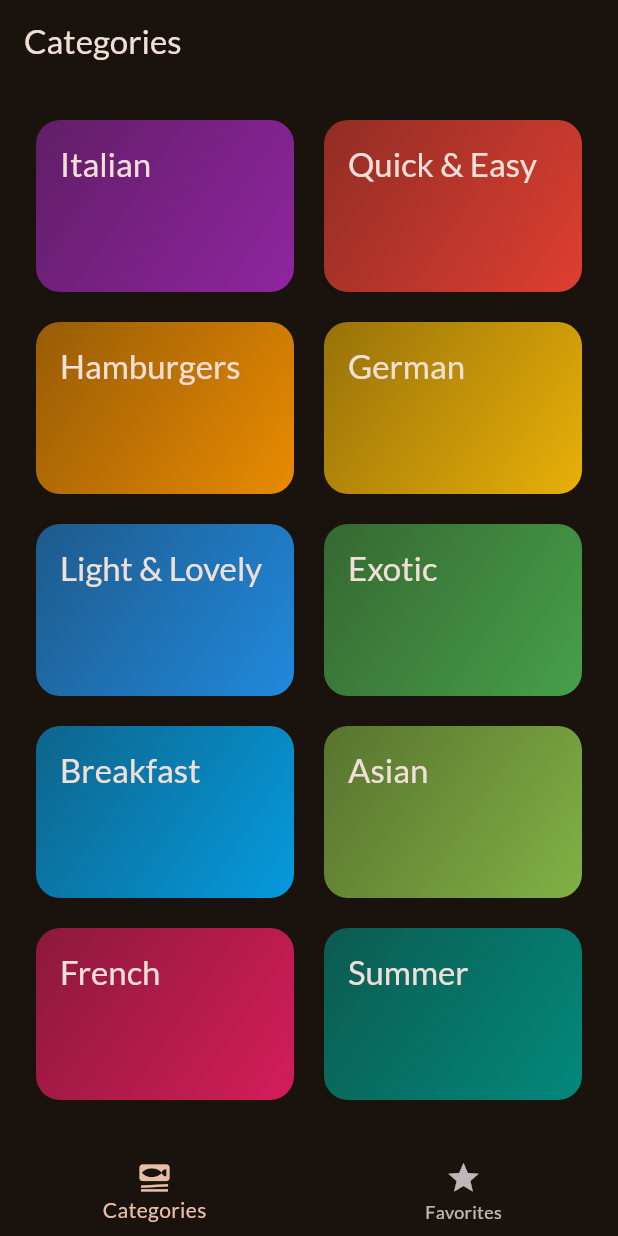
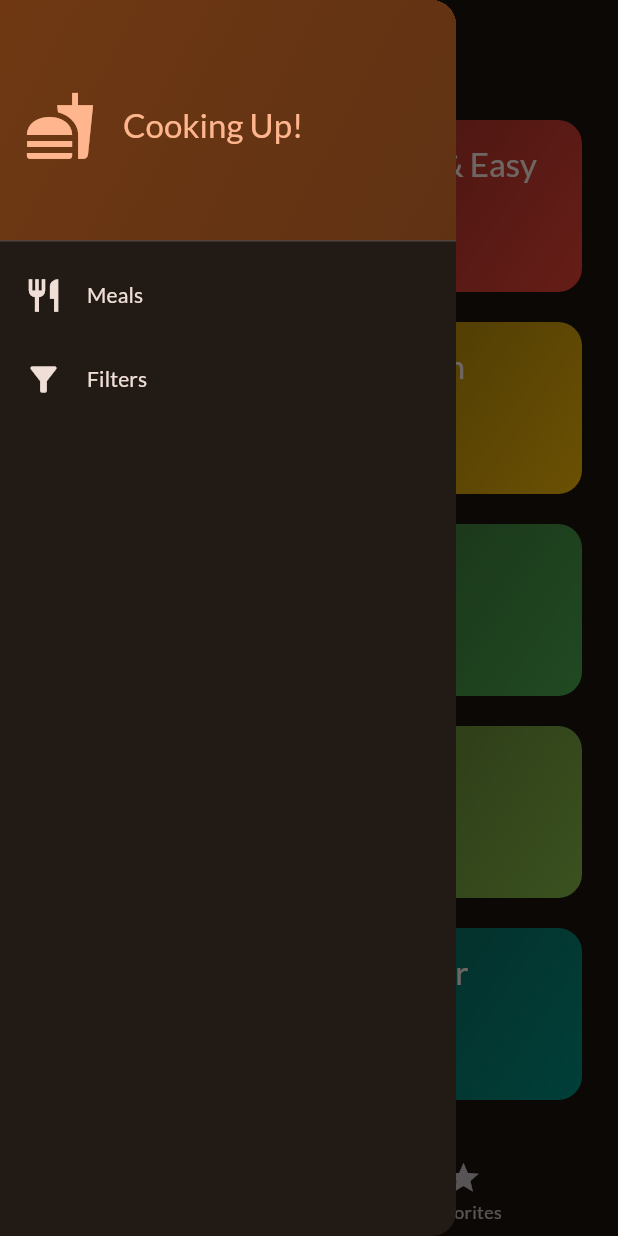
Before and after one commit to himanshuchaurasiya24/FlutterDevelopment, a Flutter app: the screen it shows after launch, with the side drawer open (before the commit the screen has no drawer), on a phone screen of 412 x 824 dp. Run offline on Flutter 3.47's test engine with Material 2 defaults, Android fonts, the phone set to English and light mode, and no system bars; our stand-ins replace cloud_firestore, firebase_auth, firebase_core, firebase_storage, flutter_svg, get and 6 more; accounts and stored records are empty; project files that could hold a hidden picture were left out.

Commit message:
vid_171_finished

```diff
--- a/meals/lib/main.dart
+++ b/meals/lib/main.dart
@@ -13,7 +13,9 @@ final theme = ThemeData(
 );
 
 void main() {
-  runApp(const App());
+  runApp(
+    const App(),
+  );
 }
 
 class App extends StatelessWidget {
--- /dev/null
+++ b/meals/lib/widgets/main_drawer.dart
@@ -0,0 +1,76 @@
+import 'package:flutter/material.dart';
+
+class MainDrawer extends StatelessWidget {
+  const MainDrawer({super.key, required this.onSelectScreen});
+  final void Function(String identifier) onSelectScreen;
+  @override
+  Widget build(BuildContext context) {
+    return Drawer(
+      child: Column(
+        children: [
+          DrawerHeader(
+            decoration: BoxDecoration(
+              gradient: LinearGradient(colors: [
+                Theme.of(context).colorScheme.primaryContainer,
+                Theme.of(context).colorScheme.primaryContainer.withOpacity(0.8),
+              ], begin: Alignment.topLeft, end: Alignment.bottomRight),
+            ),
+            child: Row(
+              children: [
+                Icon(
+                  Icons.fastfood,
+                  size: 48,
+                  color: Theme.of(context).colorScheme.primary,
+                ),
+                const SizedBox(
+                  width: 18,
+                ),
+                Text(
+                  'Cooking Up!',
+                  style: Theme.of(context)
+                      .textTheme
+                      .titleLarge!
+                      .copyWith(color: Theme.of(context).colorScheme.primary),
+                ),
+              ],
+            ),
+          ),
+          ListTile(
+            leading: Icon(
+              Icons.restaurant,
+              size: 26,
+              color: Theme.of(context).colorScheme.onBackground,
+            ),
+            title: Text(
+              'Meals',
+              style: Theme.of(context)
+                  .textTheme
+                  .titleSmall!
+                  .copyWith(color: Theme.of(context).colorScheme.onBackground),
+            ),
+            onTap: () {
+              onSelectScreen('Meals');
+            },
+          ),
+          ListTile(
+            leading: Icon(
+              Icons.filter_alt,
+              size: 26,
+              color: Theme.of(context).colorScheme.onBackground,
+            ),
+            title: Text(
+              'Filters',
+              style: Theme.of(context)
+                  .textTheme
+                  .titleSmall!
+                  .copyWith(color: Theme.of(context).colorScheme.onBackground),
+            ),
+            onTap: () {
+              onSelectScreen('Filters');
+            },
+          ),
+        ],
+      ),
+    );
+  }
+}
```
Also changed, not shown: meals/lib/screen/filters_screen.dart (added, +123 -0 lines), meals/lib/screen/tabs.dart (+18 -0 lines).
